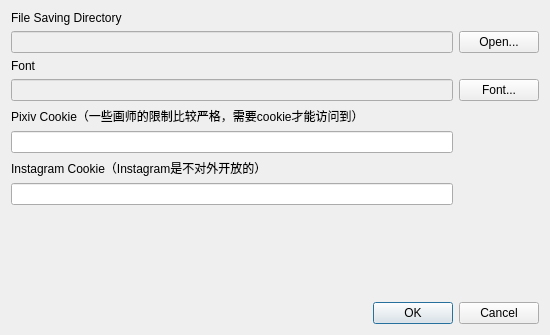
Qt form setting_dialog.ui (Holence/DongliTeahouseStudio) before a commit.
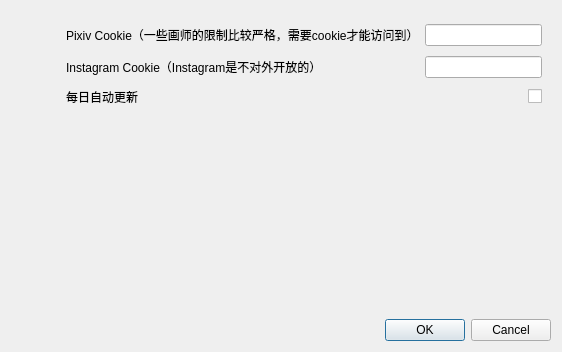
The same form after that commit. The open tabs and pages were chosen to show the change. Icons and pictures are not drawn.

Diff of the .ui file:
```diff
--- a/setting_dialog.ui
+++ b/setting_dialog.ui
@@ -6,8 +6,8 @@
    <rect>
     <x>0</x>
     <y>0</y>
-    <width>550</width>
-    <height>335</height>
+    <width>562</width>
+    <height>346</height>
    </rect>
   </property>
   <property name="windowTitle">
@@ -17,25 +17,81 @@
    <iconset resource="resource.qrc">
     <normaloff>:/icon/holoico.ico</normaloff>:/icon/holoico.ico</iconset>
   </property>
+  <layout class="QVBoxLayout" name="verticalLayout_5">
+   <item>
   <layout class="QHBoxLayout" name="horizontalLayout">
    <item>
     <layout class="QVBoxLayout" name="verticalLayout">
      <item>
+        <widget class="QPushButton" name="pushButton_general">
+         <property name="text">
+          <string/>
+         </property>
+         <property name="icon">
+          <iconset resource="resource.qrc">
+           <normaloff>:/icon/sliders.svg</normaloff>:/icon/sliders.svg</iconset>
+         </property>
+         <property name="iconSize">
+          <size>
+           <width>32</width>
+           <height>32</height>
+          </size>
+         </property>
+         <property name="flat">
+          <bool>true</bool>
+         </property>
+        </widget>
+       </item>
+       <item>
+        <widget class="QPushButton" name="pushButton_rss">
+         <property name="text">
+          <string/>
+         </property>
+         <property name="icon">
+          <iconset resource="resource.qrc">
+           <normaloff>:/icon/rss.svg</normaloff>:/icon/rss.svg</iconset>
+         </property>
+         <property name="iconSize">
+          <size>
+           <width>32</width>
+           <height>32</height>
+          </size>
+         </property>
+         <property name="flat">
+          <bool>true</bool>
+         </property>
+        </widget>
+       </item>
+       <item>
+        <spacer name="verticalSpacer_2">
+         <property name="orientation">
+          <enum>Qt::Vertical</enum>
+         </property>
+         <property name="sizeHint" stdset="0">
+          <size>
+           <width>20</width>
+           <height>40</height>
+          </size>
+         </property>
+        </spacer>
+       </item>
+      </layout>
+     </item>
+     <item>
+      <layout class="QVBoxLayout" name="verticalLayout_3">
+       <property name="spacing">
+        <number>0</number>
+       </property>
+       <item>
+        <widget class="QStackedWidget" name="stackedWidget">
+         <property name="styleSheet">
+          <string notr="true"/>
+         </property>
+         <property name="currentIndex">
+          <number>0</number>
+         </property>
+         <widget class="QWidget" name="page">
       <layout class="QGridLayout" name="gridLayout">
-       <item row="1" column="1">
-        <widget class="QPushButton" name="pushButtonfile_saving_base">
-         <property name="text">
-          <string>Open...</string>
-         </property>
-        </widget>
-       </item>
-       <item row="4" column="0">
-        <widget class="QLabel" name="label_3">
-         <property name="text">
-          <string>Pixiv Cookie（一些画师的限制比较严格，需要cookie才能访问到）</string>
-         </property>
-        </widget>
-       </item>
        <item row="0" column="0">
         <widget class="QLabel" name="label">
          <property name="text">
@@ -43,29 +99,6 @@
          </property>
         </widget>
        </item>
-       <item row="3" column="1">
-        <widget class="QPushButton" name="pushButton_font">
-         <property name="text">
-          <string>Font...</string>
-         </property>
-        </widget>
-       </item>
-       <item row="5" column="0">
-        <widget class="QLineEdit" name="lineEdit_pixiv_cookie"/>
-       </item>
-       <item row="3" column="0">
-        <widget class="QLineEdit" name="lineEdit_font">
-         <property name="enabled">
-          <bool>false</bool>
-         </property>
-         <property name="readOnly">
-          <bool>false</bool>
-         </property>
-        </widget>
-       </item>
-       <item row="7" column="0">
-        <widget class="QLineEdit" name="lineEdit_instagram_cookie"/>
-       </item>
        <item row="1" column="0">
         <widget class="QLineEdit" name="lineEdit_file_saving_base">
          <property name="enabled">
@@ -80,14 +113,67 @@
          </property>
         </widget>
        </item>
-       <item row="6" column="0">
+           <item row="3" column="0">
+            <widget class="QLineEdit" name="lineEdit_font">
+             <property name="enabled">
+              <bool>false</bool>
+             </property>
+             <property name="readOnly">
+              <bool>false</bool>
+             </property>
+            </widget>
+           </item>
+           <item row="3" column="1">
+            <widget class="QPushButton" name="pushButton_font">
+             <property name="text">
+              <string>Font...</string>
+             </property>
+            </widget>
+           </item>
+          </layout>
+         </widget>
+         <widget class="QWidget" name="page_2">
+          <layout class="QGridLayout" name="gridLayout_2">
+           <item row="0" column="0">
+            <widget class="QLabel" name="label_3">
+             <property name="text">
+              <string>Pixiv Cookie（一些画师的限制比较严格，需要cookie才能访问到）</string>
+             </property>
+            </widget>
+           </item>
+           <item row="1" column="0">
         <widget class="QLabel" name="label_4">
          <property name="text">
           <string>Instagram Cookie（Instagram是不对外开放的）</string>
          </property>
         </widget>
        </item>
-      </layout>
+           <item row="0" column="1">
+            <widget class="QLineEdit" name="lineEdit_pixiv_cookie"/>
+           </item>
+           <item row="1" column="1">
+            <widget class="QLineEdit" name="lineEdit_instagram_cookie"/>
+           </item>
+           <item row="2" column="0">
+            <widget class="QLabel" name="label_5">
+             <property name="text">
+              <string>每日自动更新</string>
+             </property>
+            </widget>
+           </item>
+           <item row="2" column="1">
+            <widget class="QCheckBox" name="checkBox_rss_auto_update">
+             <property name="layoutDirection">
+              <enum>Qt::RightToLeft</enum>
+             </property>
+             <property name="text">
+              <string/>
+             </property>
+            </widget>
+           </item>
+          </layout>
+         </widget>
+        </widget>
      </item>
      <item>
       <spacer name="verticalSpacer">
@@ -95,12 +181,12 @@
         <enum>Qt::Vertical</enum>
        </property>
        <property name="sizeType">
-        <enum>QSizePolicy::Expanding</enum>
+          <enum>QSizePolicy::Fixed</enum>
        </property>
        <property name="sizeHint" stdset="0">
         <size>
          <width>20</width>
-         <height>56</height>
+           <height>200</height>
         </size>
        </property>
       </spacer>
@@ -114,6 +200,8 @@
         <set>QDialogButtonBox::Cancel|QDialogButtonBox::Ok</set>
        </property>
       </widget>
+       </item>
+      </layout>
      </item>
     </layout>
    </item>
```
Left out of the diff: 11 changed lines with no effect on the pictures. Lines whose indentation alone changed are shown as unchanged.
